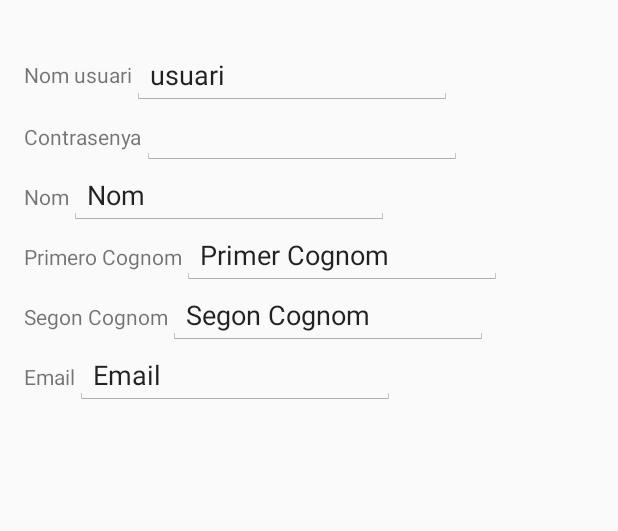
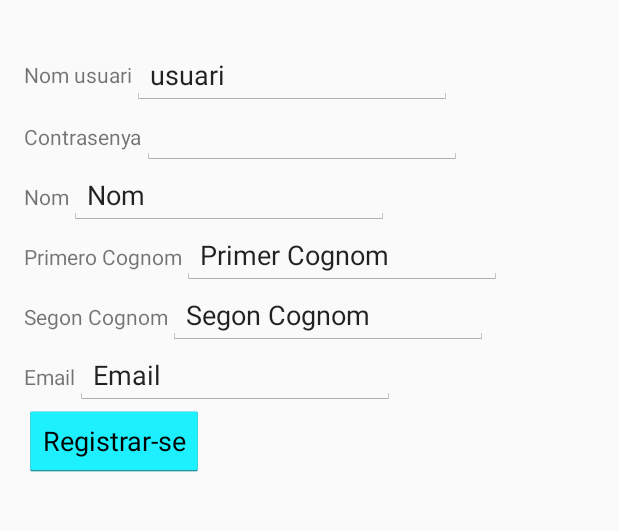
Before and after one commit to frangallart/MTBFreeride, an Android app: the RegistreUsuari screen opened directly, with no data from a screen before it, on a phone screen of 412 x 824 dp, the part 408-939 px from its top. Run offline under Robolectric (Android 15) with nearby library versions, the phone set to English and light mode, and no system bars.

Commit message:
-Acció de fer/escollir fotografia implementada -Afegit fitxer de menú contextual -Afegida unes imatges -Afegit permisos External Storage i Camera2 en el Manifest -Afegit fitxer d'Strings pel layout registre-usuari

```diff
--- a/app/src/main/AndroidManifest.xml
+++ b/app/src/main/AndroidManifest.xml
@@ -5,6 +5,8 @@
     <uses-permission android:name="android.permission.INTERNET" />
     <uses-permission android:name="android.permission.ACCESS_NETWORK_STATE" />
     <uses-permission android:name="android.permission.VIBRATE"/>
+    <uses-permission android:name="android.permission.READ_EXTERNAL_STORAGE"></uses-permission>
+    <uses-permission android:name="android.permission.camera2"></uses-permission>
 
     <application
         android:allowBackup="true"
--- a/app/src/main/res/layout/activity_registre_usuari.xml
+++ b/app/src/main/res/layout/activity_registre_usuari.xml
@@ -147,6 +147,20 @@
                     android:text="Email" />
             </LinearLayout>
 
+            <LinearLayout
+                android:orientation="horizontal"
+                android:layout_width="fill_parent"
+                android:layout_height="fill_parent"
+                android:layout_gravity="center_horizontal">
+
+                <Button
+                    android:layout_width="wrap_content"
+                    android:layout_height="wrap_content"
+                    android:text="Registrar-se"
+                    android:id="@+id/btnRegistre"
+                    android:layout_gravity="center_horizontal" />
+            </LinearLayout>
+
         </LinearLayout>
     </ScrollView>
 
--- /dev/null
+++ b/app/src/main/res/menu/menu_contextual.xml
@@ -0,0 +1,13 @@
+<?xml version="1.0" encoding="utf-8"?>
+<menu
+    xmlns:android="http://schemas.android.com/apk/res/android"
+    xmlns:app="http://schemas.android.com/apk/res-auto">
+
+    <item android:id="@+id/action_galeria"
+        android:title="@string/action_galeria"
+        app:showAsAction="always"></item>
+    <item android:id="@+id/action_camara"
+        android:title="@string/action_camera"
+        app:showAsAction="always"></item>
+
+</menu>
--- /dev/null
+++ b/app/src/main/res/values/strings_registre_usuari.xml
@@ -0,0 +1,7 @@
+<?xml version="1.0" encoding="utf-8"?>
+<resources>
+
+    <string name="action_galeria">Galeria</string>
+    <string name="action_camera">Càmera</string>
+
+</resources>
```
Also changed, not shown: app/src/main/java/com/norriors/java/mtbfreeride/Controllers/RegistreUsuari.java (+132 -1 lines), app/src/main/res/drawable-hdpi/ic_action_crop.png (added), app/src/main/res/drawable-mdpi/ic_action_crop.png (added), app/src/main/res/drawable-xhdpi/ic_action_crop.png (added), app/src/main/res/drawable-xxhdpi/ic_action_crop.png (added).
